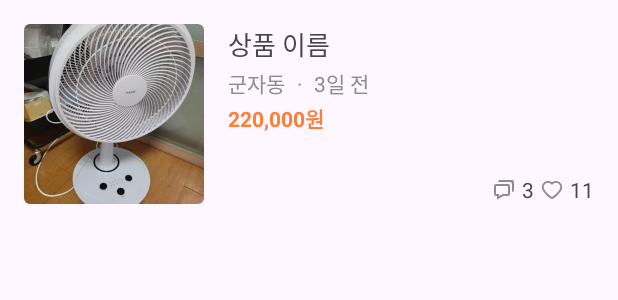
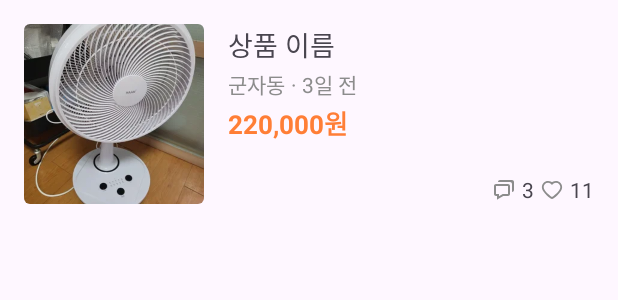
Before and after one commit to rlaxodud214/NBC-carrot-market, an Android app: the layout item_rv_posts.xml on its own in the app's theme, with its tools: preview values and no code run, on a phone screen of 412 x 824 dp. Shown: the top 300 px of the screen. Run offline under Robolectric (Android 15) with nearby library versions, the phone set to English and light mode, and no system bars.

Commit message:
feat: PostAdapter 구현 및 RecyclerView 연동

```diff
--- a/app/src/main/res/layout/activity_main.xml
+++ b/app/src/main/res/layout/activity_main.xml
@@ -82,7 +82,6 @@
         android:id="@+id/rv_posts"
         android:layout_width="match_parent"
         android:layout_height="0dp"
-        android:padding="16dp"
         app:layout_constraintEnd_toEndOf="parent"
         app:layout_constraintStart_toStartOf="parent"
         app:layout_constraintTop_toBottomOf="@+id/materialDivider" />
--- a/app/src/main/res/layout/item_rv_posts.xml
+++ b/app/src/main/res/layout/item_rv_posts.xml
@@ -1,9 +1,9 @@
 <?xml version="1.0" encoding="utf-8"?>
-<androidx.constraintlayout.widget.ConstraintLayout xmlns:android="http://schemas.android.com/apk/res/android"
-    xmlns:tools="http://schemas.android.com/tools"
+<androidx.constraintlayout.widget.ConstraintLayout
+    xmlns:android="http://schemas.android.com/apk/res/android"
+    xmlns:app="http://schemas.android.com/apk/res-auto"
     android:layout_width="match_parent"
     android:layout_height="wrap_content"
-    xmlns:app="http://schemas.android.com/apk/res-auto"
     android:layout_margin="16dp">
 
     <ImageView
@@ -22,15 +22,16 @@
         android:layout_width="0dp"
         android:layout_height="wrap_content"
         android:layout_marginStart="16dp"
+        android:ellipsize="end"
+        android:maxLines="2"
         android:text="상품 이름"
-        android:textSize="17sp"
-        android:maxLines="2"
-        android:ellipsize="end"
+        android:textSize="18sp"
+        app:layout_constraintEnd_toEndOf="parent"
         app:layout_constraintStart_toEndOf="@id/iv_product_image"
         app:layout_constraintTop_toTopOf="parent" />
 
     <TextView
-        android:id="@+id/tv_location"
+        android:id="@+id/tv_address"
         android:layout_width="wrap_content"
         android:layout_height="wrap_content"
         android:layout_marginTop="2dp"
@@ -44,26 +45,26 @@
         android:id="@+id/tv_dot"
         android:layout_width="wrap_content"
         android:layout_height="wrap_content"
-        android:layout_marginStart="8dp"
+        android:layout_marginStart="4dp"
         android:gravity="center"
         android:text="·"
         android:textColor="@color/gray"
         android:textSize="14sp"
-        app:layout_constraintBottom_toBottomOf="@+id/tv_location"
-        app:layout_constraintStart_toEndOf="@id/tv_location"
-        app:layout_constraintTop_toTopOf="@+id/tv_location" />
+        app:layout_constraintBottom_toBottomOf="@+id/tv_address"
+        app:layout_constraintStart_toEndOf="@id/tv_address"
+        app:layout_constraintTop_toTopOf="@+id/tv_address" />
 
     <TextView
         android:id="@+id/tv_resent_time"
         android:layout_width="wrap_content"
         android:layout_height="wrap_content"
-        android:layout_marginStart="8dp"
+        android:layout_marginStart="4dp"
         android:text="3일 전"
         android:textColor="@color/gray"
         android:textSize="14sp"
         app:layout_constraintBottom_toBottomOf="@+id/tv_dot"
         app:layout_constraintStart_toEndOf="@id/tv_dot"
-        app:layout_constraintTop_toTopOf="@+id/tv_location" />
+        app:layout_constraintTop_toTopOf="@+id/tv_address" />
 
     <TextView
         android:id="@+id/tv_product_price"
@@ -72,10 +73,10 @@
         android:layout_marginTop="2dp"
         android:text="220,000원"
         android:textColor="@color/cattot"
-        android:textSize="14sp"
+        android:textSize="17sp"
         android:textStyle="bold"
-        app:layout_constraintStart_toStartOf="@+id/tv_location"
-        app:layout_constraintTop_toBottomOf="@id/tv_location" />
+        app:layout_constraintStart_toStartOf="@+id/tv_address"
+        app:layout_constraintTop_toBottomOf="@id/tv_address" />
 
     <ImageView
         android:id="@+id/iv_chat"
@@ -84,33 +85,33 @@
         android:layout_marginEnd="4dp"
         android:src="@drawable/ic_chat"
         app:layout_constraintBottom_toBottomOf="parent"
-        app:layout_constraintEnd_toStartOf="@+id/tv_chat"
-        app:layout_constraintTop_toTopOf="@+id/tv_chat" />
+        app:layout_constraintEnd_toStartOf="@+id/tv_chat_count"
+        app:layout_constraintTop_toTopOf="@+id/tv_chat_count" />
 
     <TextView
-        android:id="@+id/tv_chat"
+        android:id="@+id/tv_chat_count"
         android:layout_width="wrap_content"
         android:layout_height="wrap_content"
         android:layout_marginEnd="4dp"
         android:text="3"
         android:textSize="14sp"
         app:layout_constraintBottom_toBottomOf="parent"
-        app:layout_constraintEnd_toStartOf="@+id/iv_message"
-        app:layout_constraintTop_toTopOf="@+id/iv_message"
+        app:layout_constraintEnd_toStartOf="@+id/iv_like"
+        app:layout_constraintTop_toTopOf="@+id/iv_like"
         app:layout_constraintVertical_bias="1.0" />
 
     <ImageView
-        android:id="@+id/iv_message"
+        android:id="@+id/iv_like"
         android:layout_width="16dp"
         android:layout_height="16dp"
         android:layout_marginEnd="4dp"
         android:src="@drawable/ic_heart_gray"
         app:layout_constraintBottom_toBottomOf="parent"
-        app:layout_constraintEnd_toStartOf="@+id/tv_message"
-        app:layout_constraintTop_toTopOf="@+id/tv_message" />
+        app:layout_constraintEnd_toStartOf="@+id/tv_like_count"
+        app:layout_constraintTop_toTopOf="@+id/tv_like_count" />
 
     <TextView
-        android:id="@+id/tv_message"
+        android:id="@+id/tv_like_count"
         android:layout_width="wrap_content"
         android:layout_height="wrap_content"
         android:text="11"
```
Also changed, not shown: app/src/main/java/com/example/carrot_market/adapter/PostAdapter.kt (added, +44 -0 lines), app/src/main/java/com/example/carrot_market/presentation/MainActivity.kt (+12 -7 lines), 1 other file.
